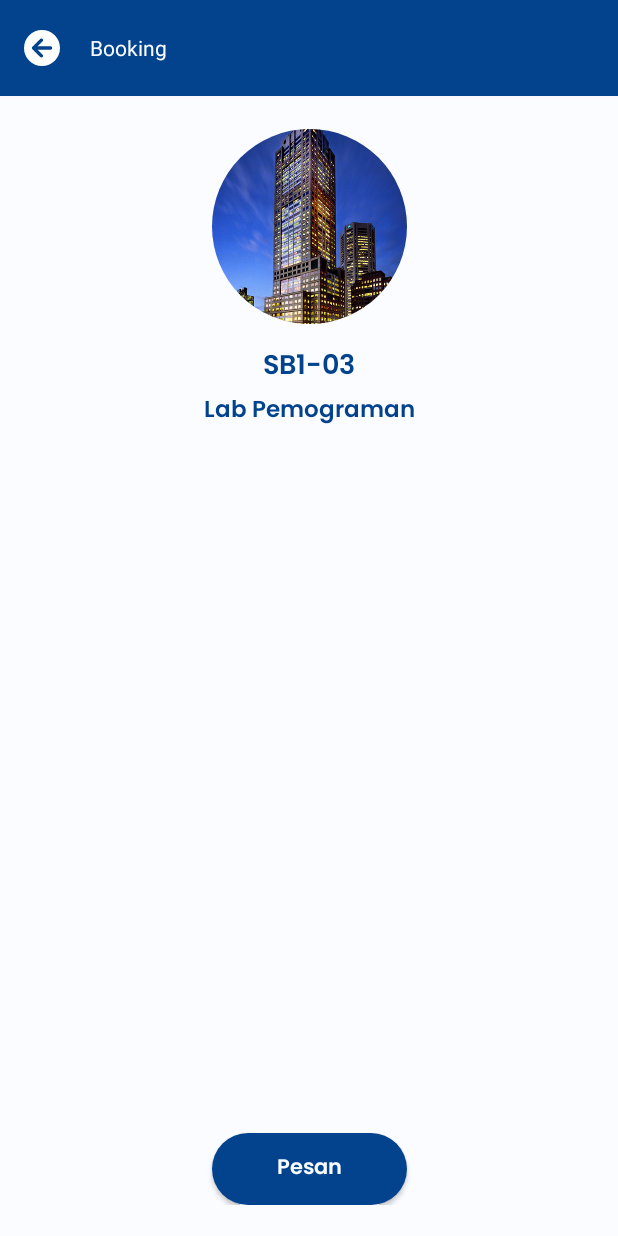
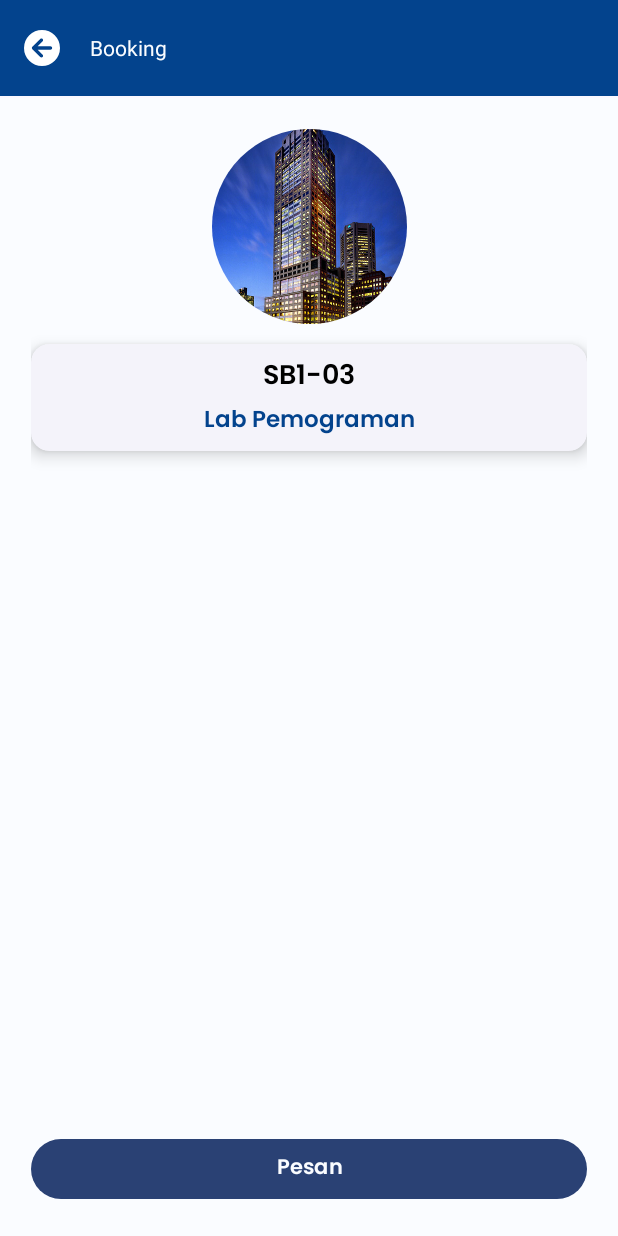
Before and after one commit to OwariYagami/Sibokas, an Android app: the layout activity_booking.xml on its own in the app's theme, with its tools: preview values and no code run, on a phone screen of 412 x 824 dp. Run offline under Robolectric (Android 15) with nearby library versions, the phone set to English and light mode, and no system bars.

Commit message:
style: make bottomsheet

```diff
--- a/app/src/main/res/layout/activity_booking.xml
+++ b/app/src/main/res/layout/activity_booking.xml
@@ -5,7 +5,7 @@
     android:layout_width="match_parent"
     android:layout_height="match_parent"
     tools:context=".ui.dashboard.BookingActivity">
-    <androidx.appcompat.widget.Toolbar
+    <com.google.android.material.appbar.MaterialToolbar
         android:id="@+id/toolbar"
         android:layout_width="match_parent"
         android:layout_height="wrap_content"
@@ -18,7 +18,7 @@
         app:navigationIcon="@drawable/ic_back"
         android:background="@color/md_theme_light_primary">
 
-    </androidx.appcompat.widget.Toolbar>
+    </com.google.android.material.appbar.MaterialToolbar>
     <androidx.constraintlayout.widget.ConstraintLayout
         android:layout_width="match_parent"
         android:layout_height="match_parent"
@@ -41,18 +41,31 @@
             app:layout_constraintStart_toStartOf="parent"
             app:layout_constraintTop_toTopOf="parent"></de.hdodenhof.circleimageview.CircleImageView>
 
+        <com.google.android.material.card.MaterialCardView
+            android:layout_marginTop="@dimen/_10sdp"
+            android:layout_width="match_parent"
+            android:layout_height="wrap_content"
+            app:cardElevation="@dimen/_5sdp"
+            style="?attr/materialCardViewElevatedStyle"
+            app:layout_constraintEnd_toEndOf="parent"
+            app:layout_constraintStart_toStartOf="parent"
+            app:layout_constraintTop_toBottomOf="@+id/iv_classroomphoto">
+            <androidx.constraintlayout.widget.ConstraintLayout
+                android:layout_width="match_parent"
+                android:layout_height="wrap_content"
+                android:padding="@dimen/_5sdp">
+
                 <TextView
                     android:id="@+id/tv_classname"
-            android:layout_marginTop="@dimen/_10sdp"
                     android:layout_width="wrap_content"
                     android:layout_height="wrap_content"
                     android:fontFamily="@font/poppins_smbld"
                     android:text="SB1-03"
-            android:textColor="@color/md_theme_light_primary"
+                    android:textColor="@color/md_theme_light_scrim"
                     android:textSize="@dimen/_14sdp"
                     app:layout_constraintEnd_toEndOf="parent"
                     app:layout_constraintStart_toStartOf="parent"
-            app:layout_constraintTop_toBottomOf="@+id/iv_classroomphoto"></TextView>
+                    app:layout_constraintTop_toTopOf="parent"></TextView>
 
                 <TextView
                     android:id="@+id/tv_classalias"
@@ -66,18 +79,22 @@
                     app:layout_constraintStart_toStartOf="parent"
                     app:layout_constraintTop_toBottomOf="@+id/tv_classname"></TextView>
 
-        <androidx.appcompat.widget.AppCompatButton
-            android:layout_width="@dimen/_100sdp"
+            </androidx.constraintlayout.widget.ConstraintLayout>
+
+        </com.google.android.material.card.MaterialCardView>
+
+        <com.google.android.material.button.MaterialButton
+            android:layout_width="match_parent"
             android:layout_height="wrap_content"
             android:fontFamily="@font/poppins_smbld"
             android:text="Pesan"
-            android:background="@drawable/bg_btn_pesan"
+            android:id="@+id/btn_pesan"
             android:textColor="@color/md_theme_light_background"
             app:layout_constraintVertical_bias="1"
             android:textAllCaps="false"
             app:layout_constraintBottom_toBottomOf="parent"
             app:layout_constraintEnd_toEndOf="parent"
             app:layout_constraintStart_toStartOf="parent"
-            app:layout_constraintTop_toBottomOf="@+id/tv_classalias"></androidx.appcompat.widget.AppCompatButton>
+            app:layout_constraintTop_toBottomOf="@+id/tv_classalias"></com.google.android.material.button.MaterialButton>
     </androidx.constraintlayout.widget.ConstraintLayout>
 </androidx.constraintlayout.widget.ConstraintLayout>
--- a/app/src/main/res/layout/item_buildings.xml
+++ b/app/src/main/res/layout/item_buildings.xml
@@ -39,8 +39,6 @@
                 android:layout_height="@dimen/_50sdp"
                 android:src="@drawable/building"
                 android:layout_marginRight="@dimen/_5sdp"
-                app:civ_border_color="#FF000000"
-                app:civ_border_width="2dp"
                 app:layout_constraintBottom_toBottomOf="parent"
                 app:layout_constraintEnd_toEndOf="parent"
                 app:layout_constraintHorizontal_bias="1"
```
Also changed, not shown: app/src/main/res/layout/booking_bottomsheet_layout.xml (added, +83 -0 lines). Lines whose indentation alone changed are shown as unchanged.
